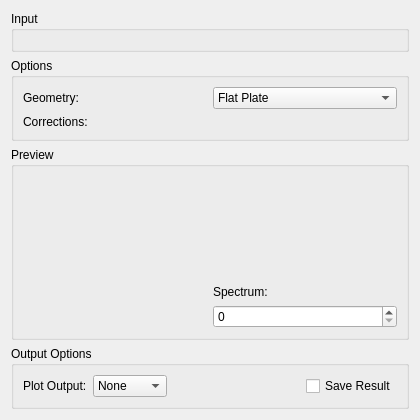
This is Code/Mantid/MantidQt/CustomInterfaces/inc/MantidQtCustomInterfaces/Indirect/ApplyPaalmanPings.ui in mantidproject/mantid as Qt 5 draws it before an edit. The edited form follows.
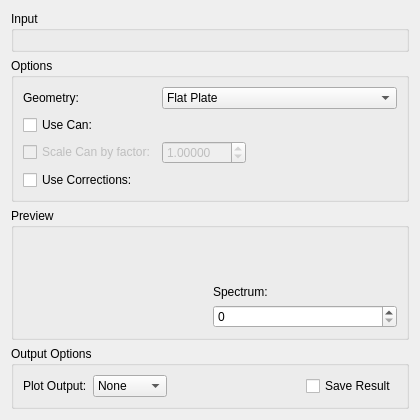
This is the edited form. Custom widgets are drawn as their Qt base class.

Commit message:
Revert new code to older working version including container
Refs #13806

```diff
--- a/Code/Mantid/MantidQt/CustomInterfaces/inc/MantidQtCustomInterfaces/Indirect/ApplyPaalmanPings.ui
+++ b/Code/Mantid/MantidQt/CustomInterfaces/inc/MantidQtCustomInterfaces/Indirect/ApplyPaalmanPings.ui
@@ -57,6 +57,20 @@
       <string>Options</string>
      </property>
      <layout class="QGridLayout" name="gridLayout">
+            <item row="1" column="0">
+              <widget class="QCheckBox" name="ckUseCan">
+                <property name="text">
+                  <string>Use Can:</string>
+                </property>
+              </widget>
+            </item>
+            <item row="4" column="0">
+              <widget class="QCheckBox" name="ckUseCorrections">
+                <property name="text">
+                  <string>Use Corrections:</string>
+                </property>
+              </widget>
+            </item>
       <item row="0" column="1">
        <widget class="QComboBox" name="cbGeometry">
         <item>
@@ -112,13 +126,55 @@
         </property>
        </widget>
       </item>
-       <item row="1" column="0">
-        <widget class="QLabel" name="lbCorrection">
+            <item row="3" column="0">
+              <widget class="QCheckBox" name="ckScaleCan">
+                <property name="enabled">
+                  <bool>false</bool>
+                </property>
           <property name="text">
-            <string>Corrections: </string>
-          </property>
-        </widget>
-       </item>S
+                  <string>Scale Can by factor:</string>
+                </property>
+                <property name="checked">
+                  <bool>false</bool>
+                </property>
+              </widget>
+            </item>
+            <item row="3" column="1">
+              <layout class="QHBoxLayout" name="loScaleFactor">
+                <item>
+                  <widget class="QDoubleSpinBox" name="spCanScale">
+                    <property name="enabled">
+                      <bool>false</bool>
+                    </property>
+                    <property name="decimals">
+                      <number>5</number>
+                    </property>
+                    <property name="maximum">
+                      <double>999.990000000000009</double>
+                    </property>
+                    <property name="singleStep">
+                      <double>0.100000000000000</double>
+                    </property>
+                    <property name="value">
+                      <double>1.000000000000000</double>
+                    </property>
+                  </widget>
+                </item>
+                <item>
+                  <spacer name="horizontalSpacer">
+                    <property name="orientation">
+                      <enum>Qt::Horizontal</enum>
+                    </property>
+                    <property name="sizeHint" stdset="0">
+                      <size>
+                        <width>40</width>
+                        <height>20</height>
+                      </size>
+                    </property>
+                  </spacer>
+                </item>
+              </layout>
+            </item>
      </layout>
     </widget>
    </item>
```
Left out of the diff: 35 changed lines with no effect on the pictures. Lines whose indentation alone changed are shown as unchanged. The commit also changes 1 other file.
